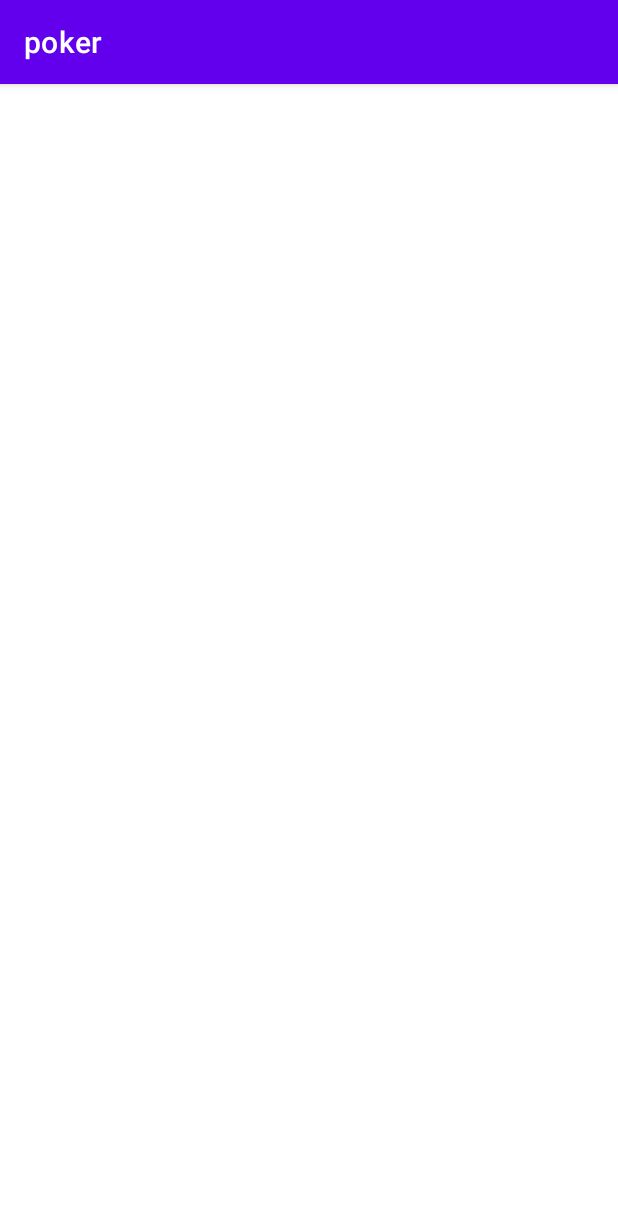
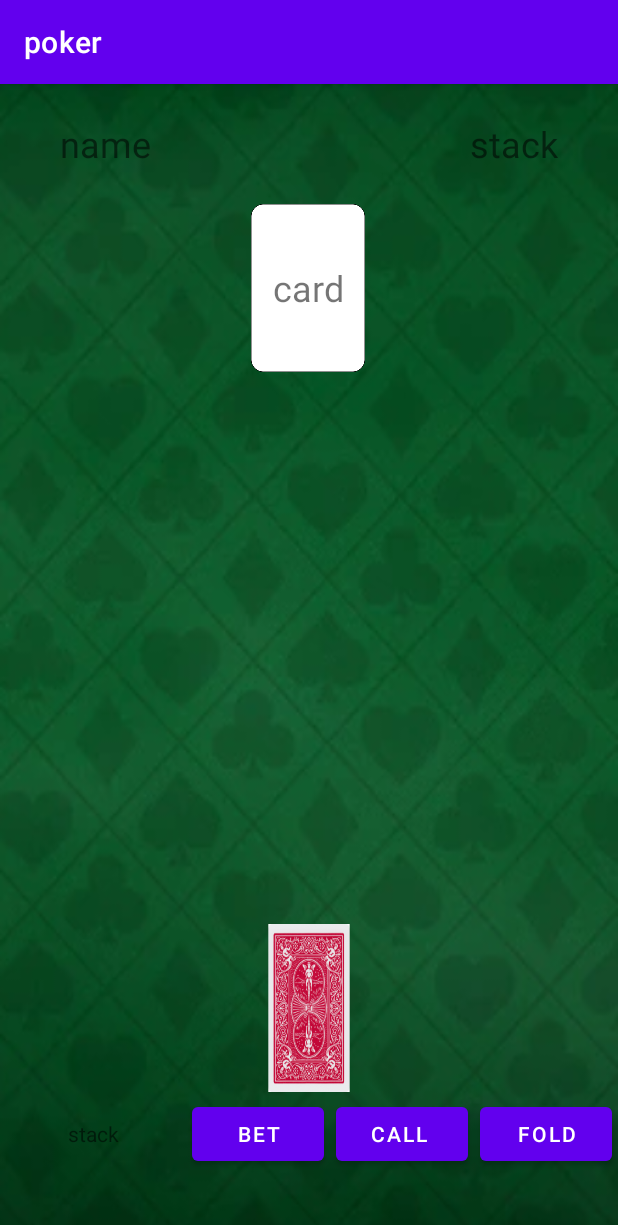
Before and after one commit to leejy12/poker, an Android app: the PokerActivity screen opened directly, with no data from a screen before it, on a phone screen of 412 x 824 dp. Shown: the top 1225 px of the screen. Run offline under Robolectric (Android 15) with nearby library versions, the phone set to English and light mode, and no system bars; network calls fail.

Commit message:
poker WIP

```diff
--- a/app/src/main/java/com/example/poker/MainActivity.kt
+++ b/app/src/main/java/com/example/poker/MainActivity.kt
@@ -37,7 +37,7 @@ class MainActivity : AppCompatActivity() {
         SliderAdapter.itemClick = object : SliderAdapter.ItemClick{
             override fun onClick(view: View, position: Int) {
                 if(SliderItems[position].num == 1){
-                    val intent= Intent(this@MainActivity, StartIndianPokerActivity::class.java)
+                    val intent= Intent(this@MainActivity, PokerActivity::class.java)
                     startActivity(intent)
                 }
                 else if(SliderItems[position].num == 2){
--- a/app/src/main/java/com/example/poker/Player.kt
+++ /dev/null
@@ -1,3 +0,0 @@
-package com.example.poker
-
-class Player(val name: String, val chipCount: Int, val bestWin: Int)
--- a/app/src/main/java/com/example/poker/SlotActivity.kt
+++ b/app/src/main/java/com/example/poker/SlotActivity.kt
@@ -47,10 +47,8 @@ class SlotActivity : AppCompatActivity(), IEventEnd {
         )
         jsonArrayRequest.setShouldCache(false)
         queue.add(jsonArrayRequest)
-        println("abcabcabcabc : $abc ")
-        up.setOnClickListener{
-            if(abc>=50)
-            {
+        up.setOnClickListener {
+            if (abc >= 50) {
                 up.visibility = View.GONE
                 down.visibility = View.VISIBLE
                 image1.setValueRandom(nextInt(7),
@@ -74,16 +72,17 @@ class SlotActivity : AppCompatActivity(), IEventEnd {
                 stringRequest.setShouldCache(false)
                 queue.add(stringRequest)
             }
-            else{
+            else {
                 Toast.makeText(this, "You do not have enough money", Toast.LENGTH_SHORT).show()
             }
         }
     }
 
     override fun eventEnd(result: Int, count: Int) {
-        if(count_down<2)
+        if (count_down < 2) {
             count_down++
-        else{
+        }
+        else {
             down.visibility = View.GONE
             up.visibility = View.VISIBLE
             count_down = 0
@@ -104,7 +103,7 @@ class SlotActivity : AppCompatActivity(), IEventEnd {
                 stringRequest.setShouldCache(false)
                 queue.add(stringRequest)
             }
-            else if(image1.value == image2.value ||image2.value == image3.value || image1.value == image3.value){
+            else if (image1.value == image2.value || image2.value == image3.value || image1.value == image3.value) {
                 Toast.makeText(this, "You win small prize", Toast.LENGTH_SHORT).show()
                 abc += 100
                 val url3 = "${IP.getIP()}/player/name/${Global.currentPlayerName}/chip/$abc"
@@ -121,7 +120,7 @@ class SlotActivity : AppCompatActivity(), IEventEnd {
                 stringRequest.setShouldCache(false)
                 queue.add(stringRequest)
             }
-            else{
+            else {
                 Toast.makeText(this, "You lose", Toast.LENGTH_SHORT).show()
             }
         }
--- a/app/src/main/java/com/example/poker/StartIndianPokerActivity.kt
+++ /dev/null
@@ -1,11 +0,0 @@
-package com.example.poker
-
-import androidx.appcompat.app.AppCompatActivity
-import android.os.Bundle
-
-class StartIndianPokerActivity : AppCompatActivity() {
-    override fun onCreate(savedInstanceState: Bundle?) {
-        super.onCreate(savedInstanceState)
-        setContentView(R.layout.activity_start_indian_poker)
-    }
-}
--- a/app/src/main/res/layout/activity_indian_poker.xml
+++ /dev/null
@@ -1,9 +0,0 @@
-<?xml version="1.0" encoding="utf-8"?>
-<androidx.constraintlayout.widget.ConstraintLayout xmlns:android="http://schemas.android.com/apk/res/android"
-    xmlns:app="http://schemas.android.com/apk/res-auto"
-    xmlns:tools="http://schemas.android.com/tools"
-    android:layout_width="match_parent"
-    android:layout_height="match_parent"
-    tools:context=".IndianPokerActivity">
-
-</androidx.constraintlayout.widget.ConstraintLayout>
--- a/app/src/main/res/layout/activity_poker.xml
+++ b/app/src/main/res/layout/activity_poker.xml
@@ -4,6 +4,93 @@
     xmlns:tools="http://schemas.android.com/tools"
     android:layout_width="match_parent"
     android:layout_height="match_parent"
+    android:background="@drawable/poker_table_background"
     tools:context=".PokerActivity">
 
+    <TextView
+        android:layout_width="wrap_content"
+        android:layout_height="40dp"
+        android:layout_marginStart="40dp"
+        android:layout_marginTop="20dp"
+        android:gravity="center_vertical"
+        android:text="name"
+        android:textSize="24sp"
+        app:layout_constraintStart_toStartOf="parent"
+        app:layout_constraintTop_toTopOf="parent" />
+
+    <TextView
+        android:layout_width="wrap_content"
+        android:layout_height="40dp"
+        android:layout_marginTop="20dp"
+        android:layout_marginEnd="40dp"
+        android:gravity="center_vertical"
+        android:text="stack"
+        android:textSize="24sp"
+        app:layout_constraintEnd_toEndOf="parent"
+        app:layout_constraintTop_toTopOf="parent" />
+
+    <ImageView
+        android:id="@+id/imageView"
+        android:layout_width="76dp"
+        android:layout_height="112dp"
+        android:layout_marginTop="80dp"
+        android:background="@drawable/card_front"
+        app:layout_constraintEnd_toEndOf="parent"
+        app:layout_constraintHorizontal_bias="0.498"
+        app:layout_constraintStart_toStartOf="parent"
+        app:layout_constraintTop_toTopOf="parent" />
+
+    <TextView
+        android:layout_width="wrap_content"
+        android:layout_height="40dp"
+        android:gravity="center_vertical"
+        android:text="card"
+        android:textSize="24sp"
+        app:layout_constraintBottom_toBottomOf="@+id/imageView"
+        app:layout_constraintEnd_toEndOf="@+id/imageView"
+        app:layout_constraintStart_toStartOf="@+id/imageView"
+        app:layout_constraintTop_toTopOf="@+id/imageView" />
+
+    <ImageView
+        android:layout_width="76dp"
+        android:layout_height="112dp"
+        android:background="@drawable/card_back"
+        app:layout_constraintBottom_toTopOf="@+id/linearLayout"
+        app:layout_constraintEnd_toEndOf="parent"
+        app:layout_constraintStart_toStartOf="parent" />
+
+    <LinearLayout
+        android:id="@+id/linearLayout"
+        android:layout_width="match_parent"
+        android:layout_height="wrap_content"
+        android:layout_marginBottom="40dp"
+        app:layout_constraintBottom_toBottomOf="parent">
+
+        <TextView
+            android:layout_width="0dp"
+            android:layout_height="match_parent"
+            android:layout_weight="1"
+            android:gravity="center"
+            android:text="stack" />
+
+        <Button
+            android:layout_width="wrap_content"
+            android:layout_height="match_parent"
+            android:layout_margin="4dp"
+            android:text="BET" />
+
+        <Button
+            android:layout_width="wrap_content"
+            android:layout_height="match_parent"
+            android:layout_margin="4dp"
+            android:text="CALL " />
+
+        <Button
+            android:layout_width="wrap_content"
+            android:layout_height="match_parent"
+            android:layout_margin="4dp"
+            android:text="FOLD" />
+
+    </LinearLayout>
+
 </androidx.constraintlayout.widget.ConstraintLayout>
--- a/app/src/main/res/layout/activity_start_indian_poker.xml
+++ /dev/null
@@ -1,9 +0,0 @@
-<?xml version="1.0" encoding="utf-8"?>
-<androidx.constraintlayout.widget.ConstraintLayout xmlns:android="http://schemas.android.com/apk/res/android"
-    xmlns:app="http://schemas.android.com/apk/res-auto"
-    xmlns:tools="http://schemas.android.com/tools"
-    android:layout_width="match_parent"
-    android:layout_height="match_parent"
-    tools:context=".StartIndianPokerActivity">
-
-</androidx.constraintlayout.widget.ConstraintLayout>
```
Also changed, not shown: app/src/main/res/drawable/card_back.png (added), app/src/main/res/drawable/card_front.png (added), app/src/main/res/drawable/poker_table_background.png (added).
